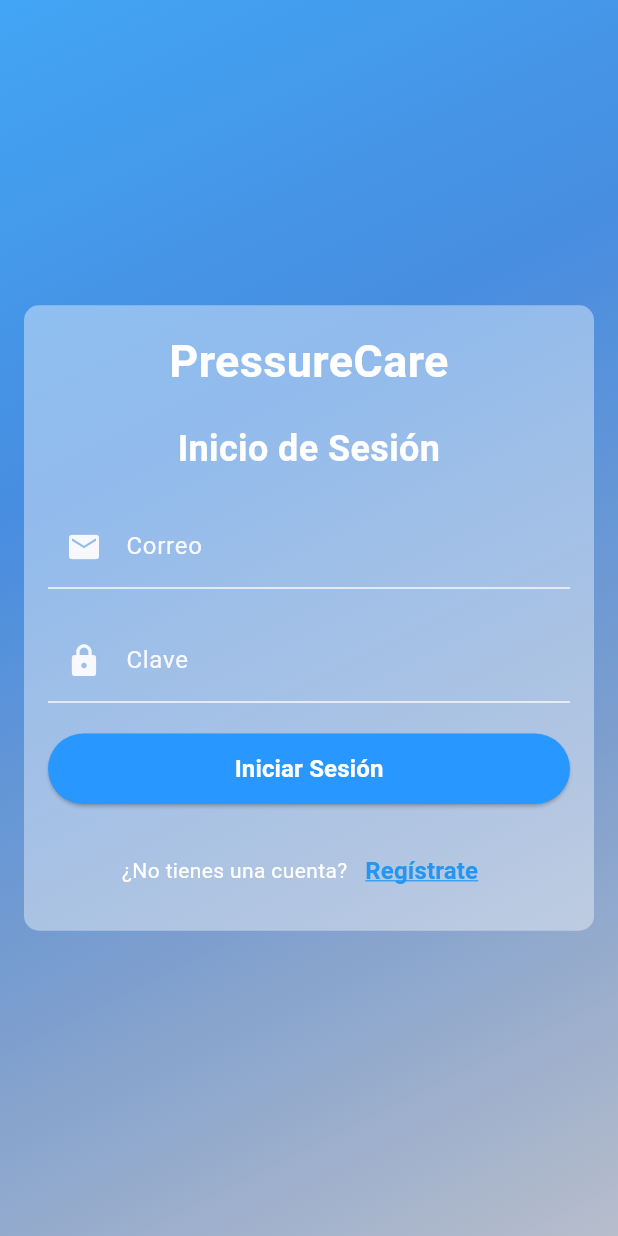
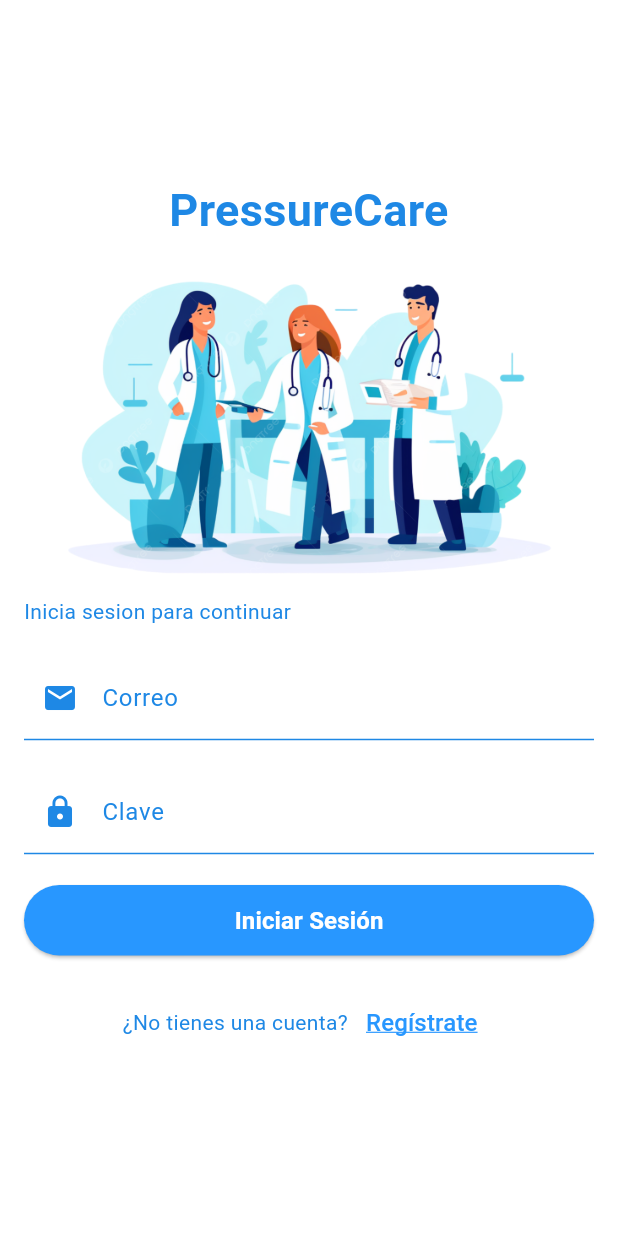
Before and after one commit to JhandryChimbo/PreasureCare, a Flutter app: the screen it shows after launch, on a phone screen of 412 x 824 dp. Run offline on Flutter 3.47's test engine with Material 3 defaults, Android fonts, the phone set to English and light mode, and no system bars; our stand-ins replace flutter_secure_storage, fluttertoast, validators.

Commit message:
Añadir error toast para mejor control de informacion

```diff
--- a/frontend/lib/views/loginView.dart
+++ b/frontend/lib/views/loginView.dart
@@ -4,6 +4,7 @@ import 'package:frontend/controls/backendService/FacadeServices.dart';
 import 'package:frontend/controls/util/util.dart';
 import 'package:validators/validators.dart';
 import 'package:frontend/widgets/toast/informative.dart';
+import 'package:frontend/widgets/toast/error.dart';
 
 class LoginView extends StatefulWidget {
   const LoginView({super.key});
@@ -44,15 +45,13 @@ class _LoginViewState extends State<LoginView> {
         await util.saveValue('usuario', value.data['usuario']);
         await util.saveValue('external', value.data['external']);
         InformativeToast.show("BIENVENIDO ${value.data['usuario']}");
-        // final SnackBar msg = SnackBar(content: Text("BIENVENIDO ${value.data['usuario']}"));
-        // ScaffoldMessenger.of(context).showSnackBar(msg);
         Navigator.pushNamedAndRemoveUntil(
           context,
           '/home',
           (Route<dynamic> route) => false,
         );
       } else {
-        InformativeToast.show(value.msg);
+        ErrorToast.show(value.msg);
       }
     } else {
       log("Errores");
@@ -78,37 +77,16 @@ class _LoginViewState extends State<LoginView> {
   Widget _buildBackground() {
     return Container(
       decoration: const BoxDecoration(
-        gradient: LinearGradient(
-          begin: Alignment.topLeft,
-          end: Alignment.bottomRight,
-          colors: [
-            Color(0xFF42A5F5),
-            Color(0xFF478DE0),
-            Color.fromARGB(255, 124, 158, 206),
-            Color.fromARGB(255, 183, 189, 203),
-          ],
+        color: Colors.white, // Fondo blanco
       ),
-        // image: DecorationImage(
-        //   image: AssetImage('assets/fondo.png'),
-        //   fit: BoxFit.scaleDown,
-        //   alignment: Alignment.topCenter,
-        // ),
-      ),
-
     );
   }
 
   Widget _buildForm() {
     return Padding(
-      padding: const EdgeInsets.all(16),
+      padding: const EdgeInsets.symmetric(horizontal: 16, vertical: 50),
       child: Center(
         child: SingleChildScrollView(
-          child: Container(
-            padding: const EdgeInsets.all(16),
-            decoration: BoxDecoration(
-              borderRadius: BorderRadius.circular(10),
-              color: Colors.white.withOpacity(0.4),
-            ),
           child: Form(
             key: _formKey,
             child: Column(
@@ -118,20 +96,27 @@ class _LoginViewState extends State<LoginView> {
                 const Text(
                   "PressureCare",
                   style: TextStyle(
-                      color: Colors.white,
+                    color: Color(0xFF1E88E5),
                     fontWeight: FontWeight.bold,
                     fontSize: 30,
                   ),
                   textAlign: TextAlign.center,
                 ),
                 const SizedBox(height: 20),
+                Container(
+                  height: MediaQuery.of(context).size.height * 0.25,
+                  decoration: const BoxDecoration(
+                    image: DecorationImage(
+                      image: AssetImage('assets/fondo.png'),
+                      fit: BoxFit.contain,
+                      alignment: Alignment.center,
+                    ),
+                  ),
+                ),
+                const SizedBox(height: 10),
                 const Text(
-                    "Inicio de Sesión",
-                    style: TextStyle(
-                        color: Colors.white,
-                        fontSize: 24,
-                        fontWeight: FontWeight.bold),
-                    textAlign: TextAlign.center,
+                  "Inicia sesion para continuar",
+                  style: TextStyle(color: Color(0xFF1E88E5)),
                 ),
                 const SizedBox(height: 20),
                 _buildEmailField(),
@@ -142,7 +127,6 @@ class _LoginViewState extends State<LoginView> {
                 const SizedBox(height: 20),
                 _buildRegisterLink(),
               ],
-              ),
             ),
           ),
         ),
@@ -164,16 +148,16 @@ class _LoginViewState extends State<LoginView> {
       },
       decoration: const InputDecoration(
         labelText: "Correo",
-        prefixIcon: Icon(Icons.email, color: Color(0xFFF8F9FE)),
-        labelStyle: TextStyle(color: Color(0xFFF8F9FE)),
+        prefixIcon: Icon(Icons.email, color: Color(0xFF1E88E5)),
+        labelStyle: TextStyle(color: Color(0xFF1E88E5)),
         enabledBorder: UnderlineInputBorder(
-          borderSide: BorderSide(color: Color(0xFFF8F9FE)),
+          borderSide: BorderSide(color: Color(0xFF1E88E5)),
         ),
         focusedBorder: UnderlineInputBorder(
-          borderSide: BorderSide(color: Color(0xFFF8F9FE)),
+          borderSide: BorderSide(color: Color(0xFF1E88E5)),
         ),
       ),
-      style: const TextStyle(color: Color(0xFFF8F9FE)),
+      style: const TextStyle(color: Colors.blue),
     );
   }
 
@@ -189,16 +173,16 @@ class _LoginViewState extends State<LoginView> {
       },
       decoration: const InputDecoration(
         labelText: "Clave",
-        prefixIcon: Icon(Icons.lock, color: Color(0xFFF8F9FE)),
-        labelStyle: TextStyle(color: Color(0xFFF8F9FE)),
+        prefixIcon: Icon(Icons.lock, color: Color(0xFF1E88E5)),
+        labelStyle: TextStyle(color: Color(0xFF1E88E5)),
         enabledBorder: UnderlineInputBorder(
-          borderSide: BorderSide(color: Color(0xFFF8F9FE)),
+          borderSide: BorderSide(color: Color(0xFF1E88E5)),
         ),
         focusedBorder: UnderlineInputBorder(
-          borderSide: BorderSide(color: Color(0xFFF8F9FE)),
+          borderSide: BorderSide(color: Color(0xFF1E88E5)),
         ),
       ),
-      style: const TextStyle(color: Color(0xFFF8F9FE)),
+      style: const TextStyle(color: Colors.blue),
     );
   }
 
@@ -223,7 +207,7 @@ class _LoginViewState extends State<LoginView> {
       children: <Widget>[
         const Text(
           "¿No tienes una cuenta?",
-          style: TextStyle(color: Colors.white),
+          style: TextStyle(color: Color(0xFF1E88E5)),
         ),
         TextButton(
           onPressed: () {
@@ -236,11 +220,10 @@ class _LoginViewState extends State<LoginView> {
           child: const Text(
             "Regístrate",
             style: TextStyle(
-              color: Colors.blue,
+              color: Color(0xFF2897FF),
               fontSize: 16,
-              fontWeight: FontWeight.bold,
               decoration: TextDecoration.underline,
-              decorationColor: Colors.blue,
+              decorationColor: Color(0xFF2897FF),
             ),
           ),
         ),
--- /dev/null
+++ b/frontend/lib/widgets/toast/error.dart
@@ -0,0 +1,18 @@
+import 'package:flutter/material.dart';
+import 'package:fluttertoast/fluttertoast.dart';
+
+class ErrorToast {
+  ErrorToast(String s);
+
+  static void show(String message) {
+    Fluttertoast.showToast(
+      msg: message,
+      toastLength: Toast.LENGTH_SHORT,
+      gravity: ToastGravity.BOTTOM,
+      timeInSecForIosWeb: 1,
+      backgroundColor: Colors.red.withOpacity(0.8),
+      textColor: Colors.white,
+      fontSize: 13.0,
+    );
+  }
+}
```
Lines whose indentation alone changed are shown as unchanged.
